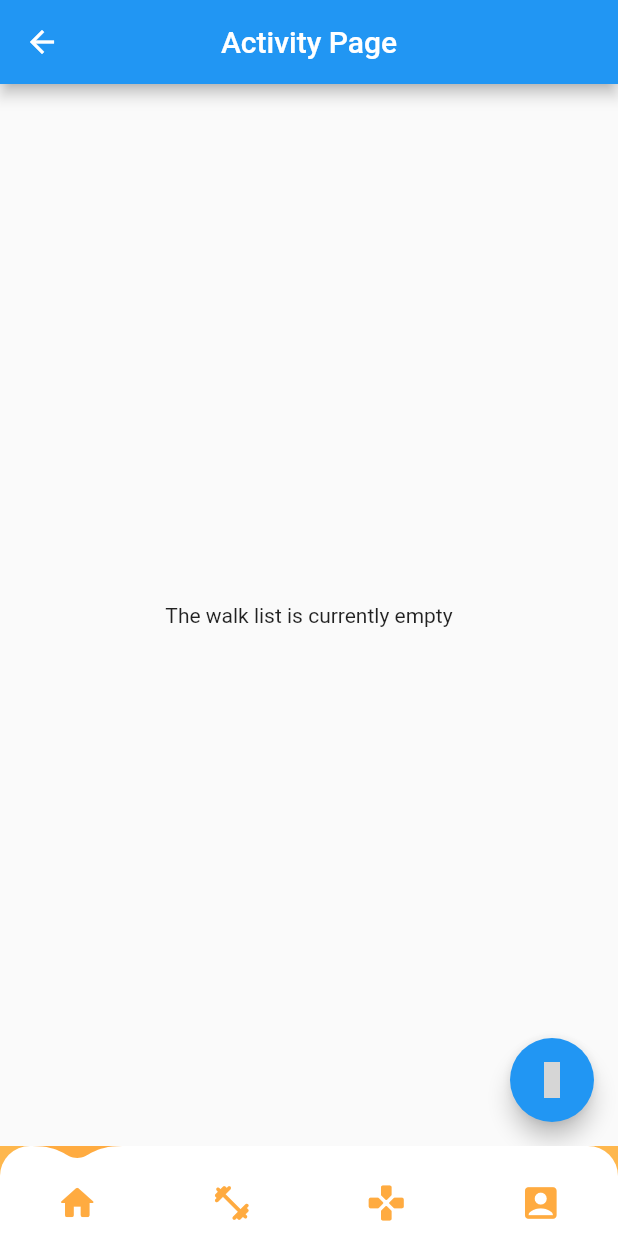
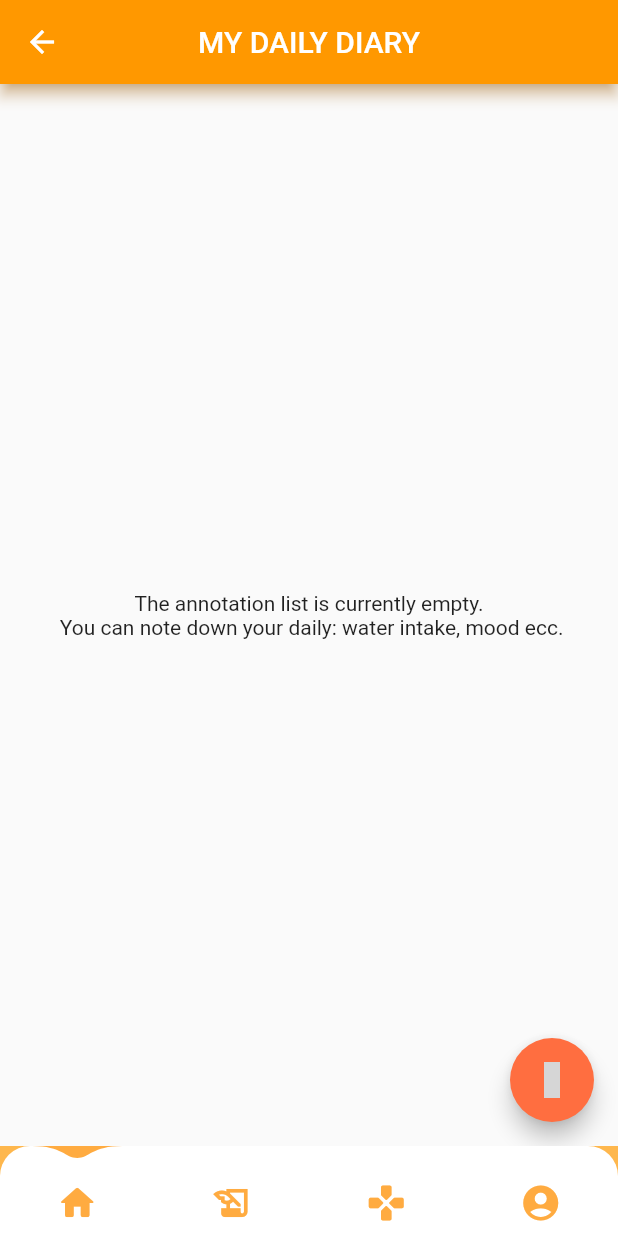
Before and after one commit to ValentinoMarchesan/project_BWT_APP, a Flutter app: the HomePage screen opened by its route, swiped to page 2, on a phone screen of 412 x 824 dp. Run offline on Flutter 3.47's test engine with Material 2 defaults, Android fonts, the phone set to English and light mode, and no system bars; drawn by our look-alikes of water_drop_nav_bar; our stand-ins replace charts_flutter, flutter_login, font_awesome_flutter, image_picker, material_design_icons_flutter, rflutter_alert and 2 more; missing offline and left inert: fitbitter; accounts and stored records are empty; network calls fail; grey boxes are pictures that could not be loaded.

Commit message:
Created diarypage ecc

```diff
--- /dev/null
+++ b/project/lib/models/annotation.dart
@@ -0,0 +1,11 @@
+//This is the data model of an annotation (che verrà aggiunta al diario).
+
+class Annotation {
+  int min; // minuti di meditazione
+  int ml; // ml di acqua bevuti (250 ml = 1 bicchiere)
+
+  DateTime dateTime; // data e ora di acquisizione dell'annotazione del diario
+
+  // Constructor
+  Annotation({required this.min, required this.ml, required this.dateTime}); //
+} //Walk
--- /dev/null
+++ b/project/lib/models/annotationDB.dart
@@ -0,0 +1,33 @@
+import 'package:project/models/annotation.dart';
+import 'package:project/models/walk.dart';
+import 'package:flutter/material.dart';
+
+//This class extends ChangeNotifier.
+//It will act as data repository for the annotations and will be shared thorugh the application.
+
+class AnnotationDB extends ChangeNotifier {
+  // AnnotationDB can be represented as list of annotations.
+  List<Annotation> annotations = [];
+
+  //Method to use to ADD an annotation.
+  void addAnnotation(Annotation toAdd) {
+    annotations.add(toAdd);
+    //Call the notifyListeners() method to alert that something happened.
+    notifyListeners();
+  } //addProduct
+
+  //Method to use to EDIT an annotatino.
+  void editAnnotation(int index, Annotation newAnnotation) {
+    annotations[index] = newAnnotation;
+    //Call the notifyListeners() method to alert that something happened.
+    notifyListeners();
+  } //editAnnotation
+
+  //Method to use to DELETE an annotation.
+  void deleteAnnotation(int index) {
+    annotations.removeAt(index);
+    //Call the notifyListeners() method to alert that something happened.
+    notifyListeners();
+  } //deleteAnnotation
+
+}//AnnotatinoDB
--- a/project/lib/models/walk.dart
+++ b/project/lib/models/walk.dart
@@ -1,9 +1,10 @@
 //This is the data model of a walk.
 class Walk {
   double km;
+  int litri;
 
   DateTime dateTime;
 
   // Constructor
-  Walk({required this.km, required this.dateTime}); //
+  Walk({required this.km, required this.dateTime, required this.litri}); //
 } //Walk
--- a/project/lib/pages/activitypage.dart
+++ b/project/lib/pages/activitypage.dart
@@ -41,7 +41,8 @@ class ActivityPage extends StatelessWidget {
                         child: ListTile(
                           leading: Icon(MdiIcons.walk),
                           trailing: Icon(MdiIcons.noteEdit),
-                          title: Text('Metri : ${walkDB.walks[walkIndex].km}'),
+                          title: Text(
+                              'Metri : ${walkDB.walks[walkIndex].km}, Litri: ${walkDB.walks[walkIndex].litri}'),
                           subtitle: Text(
                               '${Formats.fullDateFormatNoSeconds.format(walkDB.walks[walkIndex].dateTime)}'),
                           //When a ListTile is tapped, the user is redirected to the WalkPage, where it will be able to edit it.
--- /dev/null
+++ b/project/lib/pages/diarypage.dart
@@ -0,0 +1,85 @@
+import 'package:flutter/cupertino.dart';
+import 'package:flutter/material.dart';
+import 'package:project/pages/annotationpage.dart';
+import 'package:project/pages/homepage.dart';
+import 'package:flutter_login/flutter_login.dart';
+import 'package:material_design_icons_flutter/material_design_icons_flutter.dart';
+import 'package:project/utils/formats.dart';
+import 'package:provider/provider.dart';
+import '../models/annotationDB.dart';
+
+class DiaryPage extends StatelessWidget {
+  const DiaryPage({Key? key}) : super(key: key);
+
+  static const route = '/home/diary';
+  static const routename = 'MY DAILY DIARY';
+
+  @override
+  Widget build(BuildContext context) {
+    return Scaffold(
+      appBar: AppBar(
+        title: Text(DiaryPage.routename),
+        centerTitle: true,
+        backgroundColor: Colors.orange,
+        shadowColor: Colors.orangeAccent,
+      ),
+      body: Center(
+        // Using a Consumer because we want the UI showing the list of annotations to rebuild every time the annotationDB updates.
+        child: Consumer<AnnotationDB>(
+          builder: (context, annotationDB, child) {
+            // If the list of annotatinos is empty, show a simple Text, otherwise show the list of annotations using a ListView.
+            return annotationDB.annotations.isEmpty
+                ? Text(
+                    'The annotation list is currently empty. \n You can note down your daily: water intake, mood ecc.',
+                    textAlign: TextAlign.center,
+                  )
+                : ListView.builder(
+                    itemCount: annotationDB.annotations.length,
+                    itemBuilder: (context, annotationIndex) {
+                      //1. Using the Card widget to wrap each ListTile;
+                      //2. Using DateTime to manage dates;
+                      //3. Using a custom DateFormats to format the DateTime (look at the utils/formats.dart file);
+                      //4. Improving UX adding a leading and a trailing to the ListTile
+
+                      return Card(
+                        elevation: 5,
+                        child: ListTile(
+                          leading: Icon(
+                            MdiIcons.bookOpenPageVariant,
+                            color: Colors.deepOrangeAccent,
+                          ),
+                          trailing: Icon(MdiIcons.noteEdit),
+                          title: Text(
+                            '\nWater intake (ml): ${annotationDB.annotations[annotationIndex].ml} \n\nMeditation (min): ${annotationDB.annotations[annotationIndex].min} \n\nMood: \n',
+                          ),
+                          subtitle: Text(
+                              '${Formats.fullDateFormatNoSeconds.format(annotationDB.annotations[annotationIndex].dateTime)}'),
+                          // When a ListTile is tapped, the user is redirected to the AnnotationPage, where it will be able to edit it.
+                          onTap: () => _toAnnotationPage(
+                              context, annotationDB, annotationIndex),
+                        ),
+                      );
+                    });
+          },
+        ),
+      ),
+      // Using a FAB to let the user add new annotations.
+      // Rationale: Using -1 as mealIndex to let AnnotationPage know that we want to add a new annotation.
+      floatingActionButton: FloatingActionButton(
+        child: Icon(MdiIcons.plus),
+        backgroundColor: Colors.deepOrangeAccent,
+        onPressed: () => _toAnnotationPage(
+            context, Provider.of<AnnotationDB>(context, listen: false), -1),
+      ),
+    );
+  } //build
+
+  // Utility method to navigate to WalkPage
+  void _toAnnotationPage(
+      BuildContext context, AnnotationDB annotationDB, int annotationIndex) {
+    Navigator.pushNamed(context, AnnotationPage.route, arguments: {
+      'annotationIndex': annotationIndex,
+      'annotationDB': annotationDB
+    });
+  } //_toWalkPage
+}
--- a/project/lib/pages/homepage.dart
+++ b/project/lib/pages/homepage.dart
@@ -11,6 +11,8 @@ import 'package:project/pages/steppage.dart';
 import 'package:project/utils/strings.dart';
 import 'package:step_progress_indicator/step_progress_indicator.dart';
 import 'package:water_drop_nav_bar/water_drop_nav_bar.dart';
+
+import 'diarypage.dart';
 
 class HomePage extends StatefulWidget {
   const HomePage({Key? key}) : super(key: key);
@@ -110,7 +112,7 @@ class _HomePageState extends State<HomePage> {
             Container(
               alignment: Alignment.center,
               child: Center(
-                child: ActivityPage(),
+                child: DiaryPage(),
               ),
             ),
 //______________________________________________________________________________
@@ -190,16 +192,15 @@ class _HomePageState extends State<HomePage> {
                 outlinedIcon: Icons.home_rounded,
               ),
               BarItem(
-                  filledIcon: Icons.fitness_center_rounded,
-                  outlinedIcon: Icons.fitness_center_rounded),
+                  filledIcon: Icons.history_edu,
+                  outlinedIcon: Icons.history_edu),
               BarItem(
                 filledIcon: Icons.gamepad_rounded,
                 outlinedIcon: Icons.gamepad_rounded,
               ),
               BarItem(
-                filledIcon: Icons.account_box_rounded,
-                outlinedIcon: Icons.account_box_rounded,
-              ),
+                  filledIcon: Icons.account_circle,
+                  outlinedIcon: Icons.account_circle),
             ],
           ),
         ),
```
Also changed, not shown: project/lib/main.dart (+12 -13 lines), project/lib/pages/annotationpage.dart (added, +186 -0 lines), project/lib/pages/idratationpage.dart (deleted, +0 -23 lines), project/lib/pages/walkpage.dart (+15 -2 lines), project/lib/widgets/formSeparator.dart (+8 -3 lines), project/lib/widgets/formTiles.dart (+14 -8 lines).
